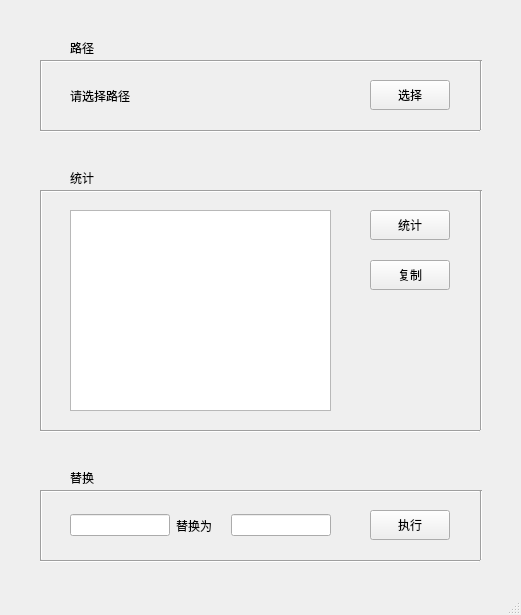
Old version of the form label_window.ui in the repository lustoo/labelImg.
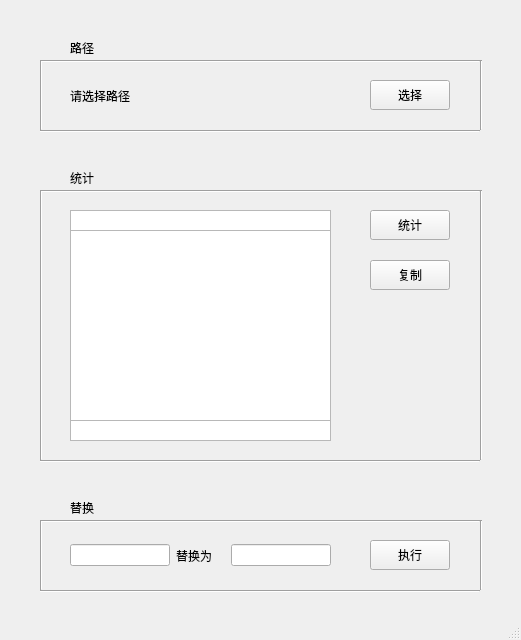
New version of the form.

Commit message: 修复bug

What changed in the file:
```diff
--- a/label_window.ui
+++ b/label_window.ui
@@ -10,19 +10,19 @@
     <x>0</x>
     <y>0</y>
     <width>521</width>
-    <height>615</height>
+    <height>640</height>
    </rect>
   </property>
   <property name="minimumSize">
    <size>
     <width>521</width>
-    <height>615</height>
+    <height>640</height>
    </size>
   </property>
   <property name="maximumSize">
    <size>
     <width>521</width>
-    <height>615</height>
+    <height>640</height>
    </size>
   </property>
   <property name="windowTitle">
@@ -68,7 +68,7 @@
     <property name="geometry">
      <rect>
       <x>70</x>
-      <y>470</y>
+      <y>500</y>
       <width>54</width>
       <height>16</height>
      </rect>
@@ -81,9 +81,9 @@
     <property name="geometry">
      <rect>
       <x>70</x>
-      <y>210</y>
+      <y>230</y>
       <width>261</width>
-      <height>201</height>
+      <height>191</height>
      </rect>
     </property>
    </widget>
@@ -91,7 +91,7 @@
     <property name="geometry">
      <rect>
       <x>40</x>
-      <y>490</y>
+      <y>520</y>
       <width>440</width>
       <height>3</height>
      </rect>
@@ -129,7 +129,7 @@
     <property name="geometry">
      <rect>
       <x>370</x>
-      <y>510</y>
+      <y>540</y>
       <width>80</width>
       <height>30</height>
      </rect>
@@ -142,7 +142,7 @@
     <property name="geometry">
      <rect>
       <x>70</x>
-      <y>510</y>
+      <y>540</y>
       <width>261</width>
       <height>31</height>
      </rect>
@@ -180,7 +180,7 @@
     <property name="geometry">
      <rect>
       <x>40</x>
-      <y>490</y>
+      <y>520</y>
       <width>3</width>
       <height>70</height>
      </rect>
@@ -193,7 +193,7 @@
     <property name="geometry">
      <rect>
       <x>480</x>
-      <y>490</y>
+      <y>520</y>
       <width>3</width>
       <height>70</height>
      </rect>
@@ -206,7 +206,7 @@
     <property name="geometry">
      <rect>
       <x>40</x>
-      <y>560</y>
+      <y>590</y>
       <width>440</width>
       <height>3</height>
      </rect>
@@ -219,7 +219,7 @@
     <property name="geometry">
      <rect>
       <x>40</x>
-      <y>430</y>
+      <y>460</y>
       <width>440</width>
       <height>3</height>
      </rect>
@@ -234,7 +234,7 @@
       <x>40</x>
       <y>190</y>
       <width>3</width>
-      <height>240</height>
+      <height>270</height>
      </rect>
     </property>
     <property name="orientation">
@@ -247,7 +247,7 @@
       <x>480</x>
       <y>190</y>
       <width>3</width>
-      <height>240</height>
+      <height>270</height>
      </rect>
     </property>
     <property name="orientation">
@@ -354,6 +354,38 @@
      <string>路径</string>
     </property>
    </widget>
+   <widget class="QListWidget" name="list_all">
+    <property name="geometry">
+     <rect>
+      <x>70</x>
+      <y>420</y>
+      <width>261</width>
+      <height>21</height>
+     </rect>
+    </property>
+    <property name="font">
+     <font>
+      <weight>75</weight>
+      <bold>true</bold>
+     </font>
+    </property>
+   </widget>
+   <widget class="QListWidget" name="list_head">
+    <property name="geometry">
+     <rect>
+      <x>70</x>
+      <y>210</y>
+      <width>261</width>
+      <height>21</height>
+     </rect>
+    </property>
+    <property name="font">
+     <font>
+      <weight>75</weight>
+      <bold>true</bold>
+     </font>
+    </property>
+   </widget>
   </widget>
   <widget class="QMenuBar" name="menubar">
    <property name="geometry">
```
The commit also changes 2 other files.
